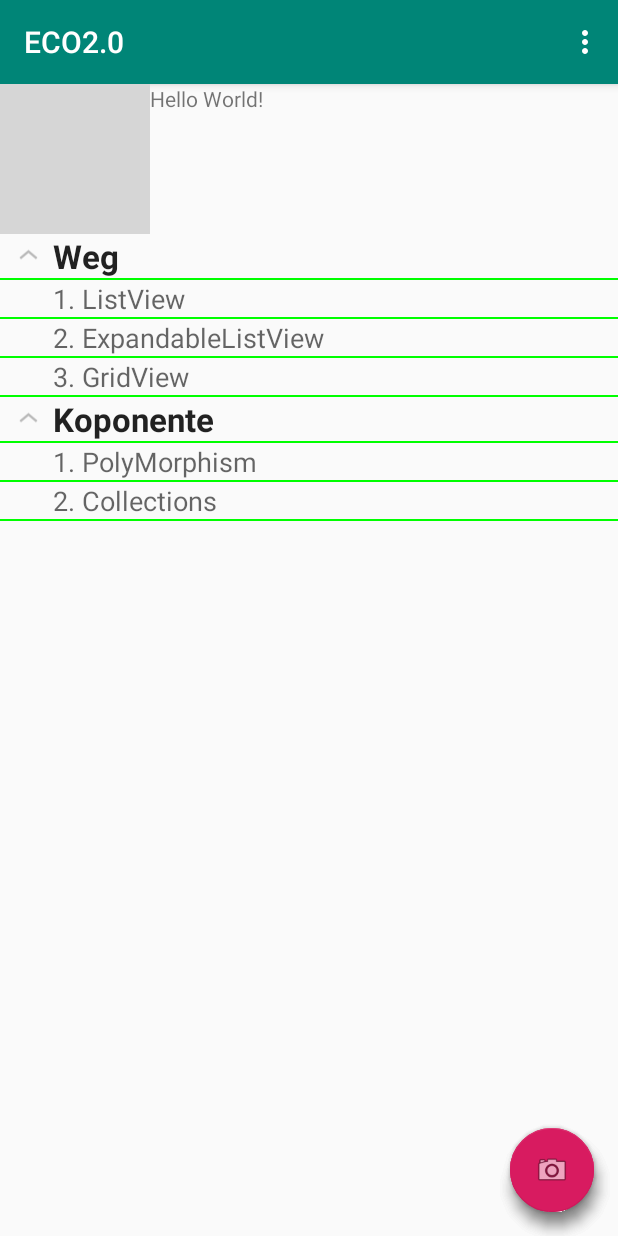
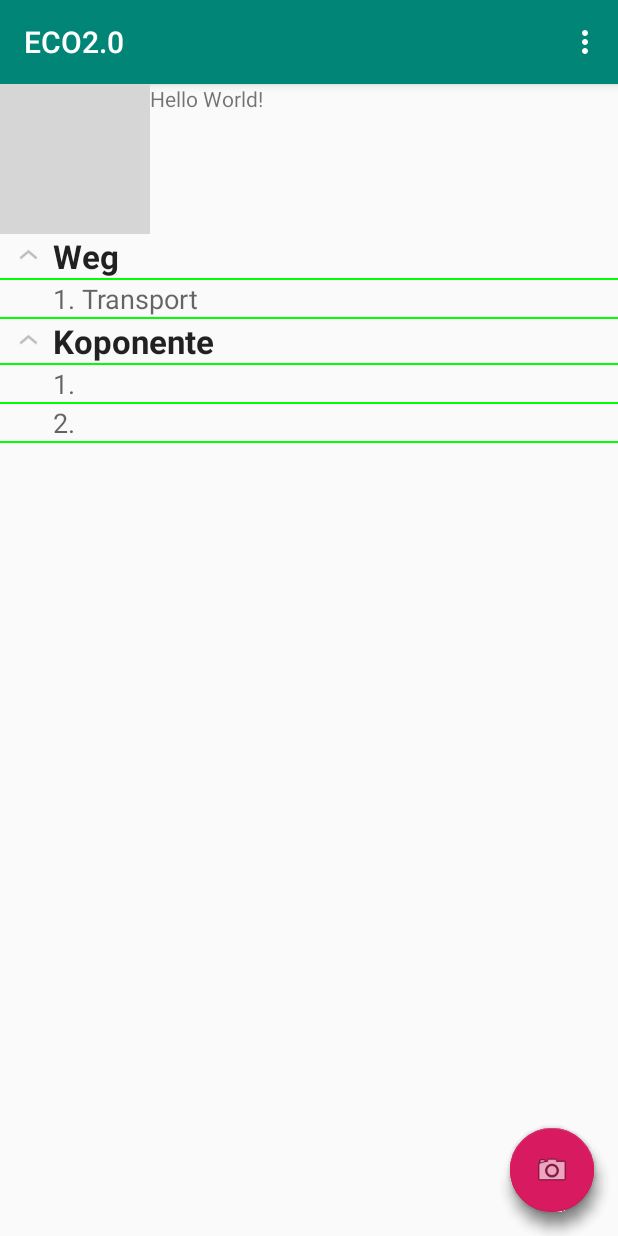
Before and after one commit to trapwired/ECO2.0, an Android app: the screen it shows after launch (InfoPreviewActivity), on a phone screen of 412 x 824 dp. Run offline under Robolectric (Android 15) with nearby library versions, the phone set to English and light mode, and no system bars; grey boxes are pictures that could not be loaded.

```diff
--- a/app/src/main/java/ch/tamidosa/eco20/InfoPreviewActivity.java
+++ b/app/src/main/java/ch/tamidosa/eco20/InfoPreviewActivity.java
@@ -146,12 +146,10 @@ public class InfoPreviewActivity extends AppCompatActivity {
     //load some initial data into out list
     private void loadData(){
 
-        addProduct("Weg","ListView");
-        addProduct("Weg","ExpandableListView");
-        addProduct("Weg","GridView");
+        addProduct("Weg","Transport");
 
-        addProduct("Koponente","PolyMorphism");
-        addProduct("Koponente","Collections");
+        addProduct("Koponente","");
+        addProduct("Koponente","");
 
     }
 
```
Also changed, not shown: app/src/main/res/drawable/world_map.png (added), app/src/main/res/drawable/world_map_banane.png (added).
